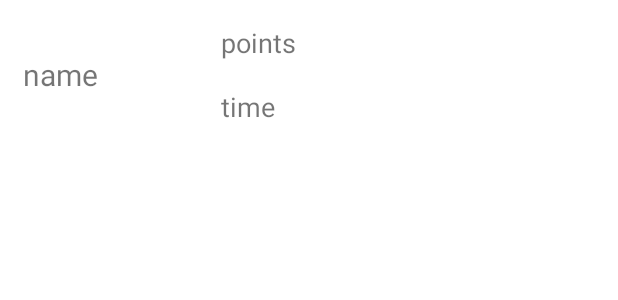
After one commit to Scyathly/PacMan_TamzII, an Android app: the layout high_score_list_item.xml on its own in the app's theme, with its tools: preview values and no code run, on a phone screen of 412 x 824 dp. The commit adds this screen. Shown: the top 300 px of the screen. Run offline under Robolectric (Android 15) with nearby library versions, the phone set to English and light mode, and no system bars.

Commit message:
added custom list adapter and database support for highscore

```diff
--- a/src/main/java/com/example/pacman/LevelSelectActivity.java
+++ b/src/main/java/com/example/pacman/LevelSelectActivity.java
@@ -4,8 +4,7 @@ import androidx.appcompat.app.AppCompatActivity;
 
 import android.content.Intent;
 import android.os.Bundle;
-import android.view.View;
-import android.widget.AdapterView;
+import android.util.Log;
 import android.widget.ArrayAdapter;
 import android.widget.ListView;
 
@@ -41,7 +40,7 @@ public class LevelSelectActivity extends AppCompatActivity {
 
         levels.setOnItemClickListener((parent, view, position, id) -> {
             Intent intent = new Intent();
-            intent.putExtra("LevelNumber", position);
+            intent.putExtra("levelName", Levels.getName(position));
             setResult(RESULT_OK, intent);
             finish();
         });
--- /dev/null
+++ b/src/main/res/layout/high_score_list_item.xml
@@ -0,0 +1,37 @@
+<?xml version="1.0" encoding="utf-8"?>
+<RelativeLayout xmlns:android="http://schemas.android.com/apk/res/android"
+    android:layout_width="match_parent" android:layout_height="100dp">
+
+    <TextView
+        android:id="@+id/HighScoreName"
+        android:layout_width="116dp"
+        android:layout_height="wrap_content"
+        android:layout_marginStart="15dp"
+        android:layout_marginTop="36dp"
+        android:layout_marginBottom="37dp"
+        android:text="name"
+        android:textSize="20sp" />
+
+    <TextView
+        android:id="@+id/HighScorePoints"
+        android:layout_width="185dp"
+        android:layout_height="wrap_content"
+        android:layout_marginStart="16dp"
+        android:layout_marginTop="16dp"
+        android:layout_toEndOf="@+id/HighScoreName"
+        android:text="points"
+        android:textSize="18sp" />
+
+    <TextView
+        android:id="@+id/HighScoreTime"
+        android:layout_width="185dp"
+        android:layout_height="wrap_content"
+        android:layout_below="@+id/HighScorePoints"
+        android:layout_marginStart="16dp"
+        android:layout_marginTop="18dp"
+        android:layout_marginBottom="15dp"
+        android:layout_toEndOf="@+id/HighScoreName"
+        android:text="time"
+        android:textSize="18sp" />
+
+</RelativeLayout>
```
Also changed, not shown: src/main/java/com/example/pacman/DBHelper.java (added, +137 -0 lines), src/main/java/com/example/pacman/GameActivity.java (+6 -2 lines), src/main/java/com/example/pacman/HighScore.java (added, +25 -0 lines), src/main/java/com/example/pacman/HighScoreListAdapter.java (added, +63 -0 lines), src/main/java/com/example/pacman/HighScoresActivity.java (+7 -12 lines), src/main/java/com/example/pacman/Levels.java (+10 -0 lines), src/main/java/com/example/pacman/MainActivity.java (+8 -6 lines), src/main/java/com/example/pacman/PacLevel.java (+4 -4 lines), src/main/java/com/example/pacman/PacmanView.java (+17 -9 lines), src/main/java/com/example/pacman/ScoreUpdater.java (+18 -22 lines).
